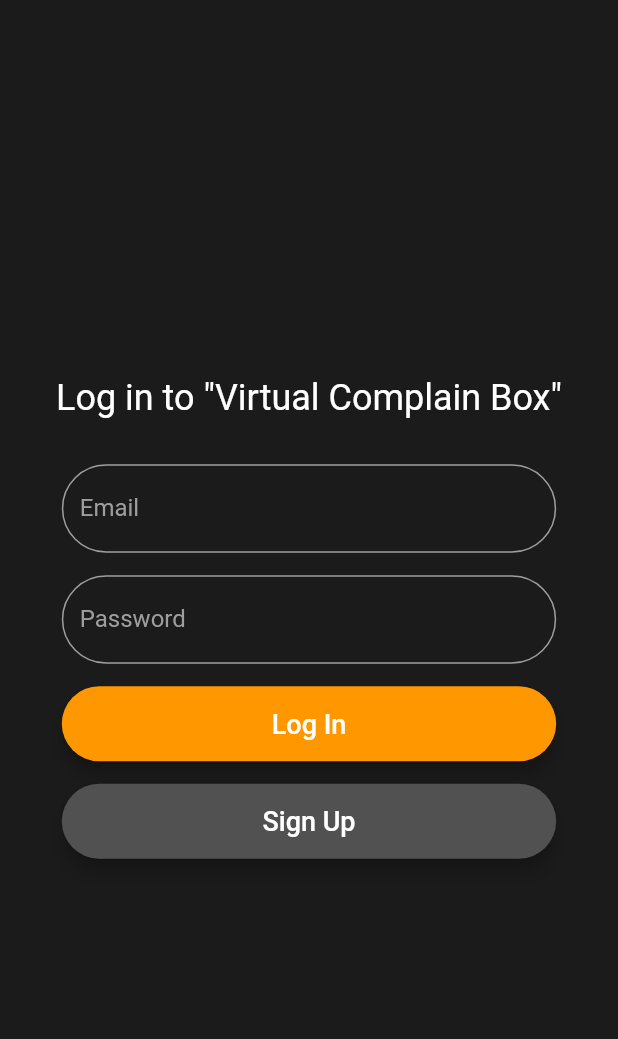
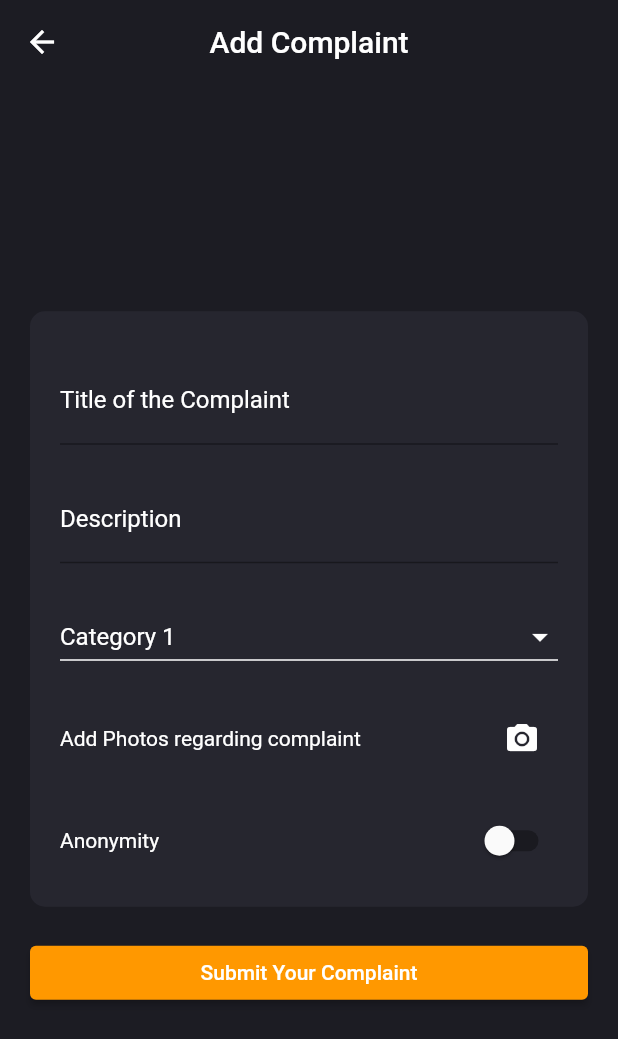
Before and after one commit to VIDYA1980/hostel-app, a Flutter app: the LoginPage screen opened by its route, after a tap on "Log In", on a phone screen of 412 x 824 dp. Shown: the top 1039 px of the screen. Run offline on Flutter 3.47's test engine with Material 2 defaults, Android fonts, the phone set to English and light mode, and no system bars; our stand-ins replace image_picker; Roboto replaces fonts that are missing (Times New Roman).

Commit message:
Add Complaint Static Page

```diff
--- a/Hostel_App/app/lib/Screens/Login/loginScreen.dart
+++ b/Hostel_App/app/lib/Screens/Login/loginScreen.dart
@@ -2,10 +2,17 @@ import 'package:app/Components/transparentTextField.dart';
 import 'package:flutter/material.dart';
 
 class LoginPage extends StatelessWidget {
+  const LoginPage({super.key});
+
   @override
   Widget build(BuildContext context) {
     return Scaffold(
-      backgroundColor: Color.fromARGB(255, 27, 27, 27),
+      appBar: AppBar(
+        backgroundColor: const Color.fromARGB(255, 28, 28, 35),
+        elevation: 0,
+        centerTitle: true,
+      ),
+      backgroundColor: const Color.fromARGB(255, 28, 28, 35),
       body: Center(
         child: Padding(
           padding: const EdgeInsets.all(15),
@@ -20,26 +27,26 @@ class LoginPage extends StatelessWidget {
                 ),
                 textAlign: TextAlign.center,
               ),
-              SizedBox(height: 30),
+              const SizedBox(height: 45),
               TransparentRoundedTextField(label: 'Email'),
-              SizedBox(height: 15),
+              const SizedBox(height: 15),
               TransparentRoundedTextField(label: 'Password', isPassword: true),
-              SizedBox(height: 15),
-              Container(
+              const SizedBox(height: 45),
+              SizedBox(
                 width: MediaQuery.of(context).size.width * 0.8,
                 height: 50,
                 child: ElevatedButton(
                   onPressed: () {
-                    // Implement login logic here
+                    Navigator.pushNamed(context, "/add-complaint");
                   },
                   style: ElevatedButton.styleFrom(
-                    primary: Colors.orange,
+                    backgroundColor: Colors.orange,
                     shape: RoundedRectangleBorder(
                       borderRadius: BorderRadius.circular(30),
                     ),
                     elevation: 5,
                   ),
-                  child: Text(
+                  child: const Text(
                     'Log In',
                     style: TextStyle(
                       color: Colors.white,
@@ -48,30 +55,30 @@ class LoginPage extends StatelessWidget {
                   ),
                 ),
               ),
-              SizedBox(height: 15),
-              Container(
-                width: MediaQuery.of(context).size.width * 0.8,
-                height: 50,
-                child: ElevatedButton(
-                  onPressed: () {
-                    Navigator.pushNamed(context, '/signup');
-                  },
-                  style: ElevatedButton.styleFrom(
-                    backgroundColor: Color.fromARGB(255, 81, 81, 81),
-                    shape: RoundedRectangleBorder(
-                      borderRadius: BorderRadius.circular(30),
-                    ),
-                    elevation: 5,
-                  ),
-                  child: Text(
-                    'Sign Up',
-                    style: TextStyle(
-                      color: Colors.white,
-                      fontSize: 18,
-                    ),
-                  ),
-                ),
-              ),
+              // const SizedBox(height: 15),
+              // SizedBox(
+              //   width: MediaQuery.of(context).size.width * 0.8,
+              //   height: 50,
+              //   child: ElevatedButton(
+              //     onPressed: () {
+              //       Navigator.pushNamed(context, '/signup');
+              //     },
+              //     style: ElevatedButton.styleFrom(
+              //       backgroundColor: const Color.fromARGB(255, 81, 81, 81),
+              //       shape: RoundedRectangleBorder(
+              //         borderRadius: BorderRadius.circular(30),
+              //       ),
+              //       elevation: 5,
+              //     ),
+              //     child: const Text(
+              //       'Sign Up',
+              //       style: TextStyle(
+              //         color: Colors.white,
+              //         fontSize: 18,
+              //       ),
+              //     ),
+              //   ),
+              // ),
             ],
           ),
         ),
--- /dev/null
+++ b/Hostel_App/app/lib/Screens/Student/AddComplaint/addComplaintScreen.dart
@@ -0,0 +1,206 @@
+import 'package:flutter/material.dart';
+import 'package:image_picker/image_picker.dart'; // Import image_picker package
+
+class ComplaintForm extends StatefulWidget {
+  const ComplaintForm({Key? key});
+
+  @override
+  State<ComplaintForm> createState() => _ComplaintFormState();
+}
+
+class _ComplaintFormState extends State<ComplaintForm> {
+  bool toggleAnonymity = false;
+  bool showCategoryDescription = false;
+  String selecteditem = "Category 1";
+
+  @override
+  Widget build(BuildContext context) {
+    return Scaffold(
+      backgroundColor: const Color.fromARGB(255, 28, 28, 35),
+      appBar: AppBar(
+        title: const Text('Add Complaint'),
+        backgroundColor: const Color.fromARGB(255, 28, 28, 35),
+        centerTitle: true,
+        elevation: 0,
+      ),
+      body: Center(
+        child: SingleChildScrollView(
+          child: Padding(
+            padding: const EdgeInsets.all(20.0),
+            child: Column(
+              mainAxisAlignment: MainAxisAlignment.center,
+              crossAxisAlignment: CrossAxisAlignment.stretch,
+              children: [
+                Container(
+                  padding: const EdgeInsets.all(20.0),
+                  decoration: BoxDecoration(
+                    color: const Color.fromARGB(51, 78, 78, 97),
+                    borderRadius: BorderRadius.circular(10.0),
+                  ),
+                  child: Column(
+                    crossAxisAlignment: CrossAxisAlignment.stretch,
+                    children: [
+                      const SizedBox(height: 10.0),
+                      const TextField(
+                        style: TextStyle(color: Colors.white),
+                        decoration: InputDecoration(
+                          labelText: 'Title of the Complaint',
+                          border: UnderlineInputBorder(
+                            borderSide:
+                                BorderSide(color: Colors.white, width: 1),
+                          ),
+                          focusedBorder: UnderlineInputBorder(
+                            borderSide: BorderSide(color: Colors.white),
+                          ),
+                          labelStyle: TextStyle(color: Colors.white),
+                        ),
+                      ),
+                      const SizedBox(height: 20.0),
+                      const TextField(
+                        style: TextStyle(color: Colors.white),
+                        decoration: InputDecoration(
+                          border: UnderlineInputBorder(
+                            borderSide: BorderSide(color: Colors.white),
+                          ),
+                          focusedBorder: UnderlineInputBorder(
+                            borderSide: BorderSide(color: Colors.white),
+                          ),
+                          labelText: 'Description',
+                          labelStyle: TextStyle(color: Colors.white),
+                        ),
+                      ),
+                      const SizedBox(height: 25.0),
+                      DropdownButton<String>(
+                        value: selecteditem,
+                        underline: Container(
+                          padding: const EdgeInsets.only(top: 8.0),
+                          decoration: const BoxDecoration(
+                            border: Border(
+                              bottom: BorderSide(
+                                color: Colors.white,
+                                width: 1.0,
+                              ),
+                            ),
+                          ),
+                        ),
+                        dropdownColor: const Color.fromARGB(255, 27, 27, 27),
+                        icon: const Icon(Icons.arrow_drop_down,
+                            color: Colors.white),
+                        iconSize: 24,
+                        isExpanded: true,
+                        items: const [
+                          DropdownMenuItem<String>(
+                            value: 'Category 1',
+                            child: Text('Category 1',
+                                style: TextStyle(color: Colors.white)),
+                          ),
+                          DropdownMenuItem<String>(
+                            value: 'Category 2',
+                            child: Text('Category 2',
+                                style: TextStyle(color: Colors.white)),
+                          ),
+                          DropdownMenuItem<String>(
+                            value: 'Other',
+                            child: Text('Other',
+                                style: TextStyle(color: Colors.white)),
+                          ),
+                        ],
+                        onChanged: (value) {
+                          setState(() {
+                            selecteditem = value!;
+                            if (value == 'Other') {
+                              showCategoryDescription = true;
+                            } else {
+                              showCategoryDescription = false;
+                            }
+                          });
+                        },
+                        hint: const Text('Select Category',
+                            style: TextStyle(color: Colors.white)),
+                      ),
+                      const SizedBox(height: 20.0),
+                      Visibility(
+                        visible: showCategoryDescription,
+                        child: Column(
+                          children: [
+                            TextFormField(
+                              style: const TextStyle(color: Colors.white),
+                              decoration: const InputDecoration(
+                                labelText: 'Category Description',
+                                labelStyle: TextStyle(color: Colors.white),
+                                border: UnderlineInputBorder(
+                                  borderSide: BorderSide(color: Colors.white),
+                                ),
+                                focusedBorder: UnderlineInputBorder(
+                                  borderSide: BorderSide(color: Colors.white),
+                                ),
+                              ),
+                            ),
+                            const SizedBox(height: 20.0),
+                          ],
+                        ),
+                      ),
+                      Row(
+                        mainAxisAlignment: MainAxisAlignment.spaceBetween,
+                        children: [
+                          const Expanded(
+                            child: Text('Add Photos regarding complaint',
+                                style: TextStyle(color: Colors.white)),
+                          ),
+                          IconButton(
+                            onPressed: () {
+                              _getImage(context);
+                            },
+                            icon: const Icon(Icons.camera_alt,
+                                color: Colors.white),
+                          ),
+                        ],
+                      ),
+                      const SizedBox(height: 20.0),
+                      Row(
+                        mainAxisAlignment: MainAxisAlignment.spaceBetween,
+                        children: [
+                          const Text('Anonymity',
+                              style: TextStyle(color: Colors.white)),
+                          Switch(
+                            value: toggleAnonymity,
+                            onChanged: (value) {
+                              setState(() {
+                                toggleAnonymity = value;
+                              });
+                            },
+                          ),
+                        ],
+                      ),
+                    ],
+                  ),
+                ),
+                const SizedBox(height: 20.0),
+                ElevatedButton(
+                  onPressed: () {
+                    // Handle complaint submission
+                  },
+                  style: ElevatedButton.styleFrom(
+                    backgroundColor: Colors.orange,
+                  ),
+                  child: const Text('Submit Your Complaint',
+                      style: TextStyle(color: Colors.white)),
+                ),
+              ],
+            ),
+          ),
+        ),
+      ),
+    );
+  }
+
+  Future<void> _getImage(BuildContext context) async {
+    final picker = ImagePicker();
+    final XFile? pickedFile = await picker.pickImage(
+      source: ImageSource.camera,
+    );
+    if (pickedFile != null) {
+      // Handle the picked image file
+    }
+  }
+}
--- a/Hostel_App/app/lib/Screens/Welcome/welcomeScreen.dart
+++ b/Hostel_App/app/lib/Screens/Welcome/welcomeScreen.dart
@@ -1,10 +1,18 @@
 import 'package:flutter/material.dart';
 
 class WelcomeScreen extends StatelessWidget {
+  const WelcomeScreen({super.key});
+
   @override
   Widget build(BuildContext context) {
     return Scaffold(
-      backgroundColor: Color.fromARGB(255, 27, 27, 27),
+      appBar: AppBar(
+        title: Text("VCB"),
+        backgroundColor: const Color.fromARGB(255, 28, 28, 35),
+        elevation: 0,
+        centerTitle: true,
+      ),
+      backgroundColor: const Color.fromARGB(255, 28, 28, 35),
       body: Center(
         child: Padding(
           padding: const EdgeInsets.all(15),
@@ -19,24 +27,24 @@ class WelcomeScreen extends StatelessWidget {
                 ),
                 textAlign: TextAlign.center,
               ),
-              SizedBox(height: 30),
-              Container(
+              const SizedBox(height: 30),
+              SizedBox(
                 width: MediaQuery.sizeOf(context).width *
                     0.8, // Increase the width
                 height: 50, // Increase the height
                 child: ElevatedButton(
                   onPressed: () {
-                    Navigator.pushNamed(context, '/signup');
+                    Navigator.pushNamed(context, '/login');
                   },
                   style: ElevatedButton.styleFrom(
-                    primary: Colors.orange,
+                    backgroundColor: Colors.orange,
                     shape: RoundedRectangleBorder(
                       borderRadius: BorderRadius.circular(
                           30), // Make the button more rounded
                     ),
                     elevation: 5,
                   ),
-                  child: Text(
+                  child: const Text(
                     'Get Started',
                     style: TextStyle(
                       color: Colors.white,
@@ -45,33 +53,33 @@ class WelcomeScreen extends StatelessWidget {
                   ),
                 ),
               ),
-              SizedBox(height: 15),
-              Container(
-                width: MediaQuery.sizeOf(context).width *
-                    0.8, // Increase the width
-                height: 50, // Increase the height
-                child: ElevatedButton(
-                  onPressed: () {
-                    Navigator.pushNamed(context, '/login');
-                  },
-                  style: ElevatedButton.styleFrom(
-                    backgroundColor: const Color.fromARGB(255, 81, 81, 81),
-                    shape: RoundedRectangleBorder(
-                      borderRadius: BorderRadius.circular(
-                          30), // Make the button more rounded
-                    ),
-                    elevation: 5,
-                  ),
-                  child: Text(
-                    'I have an account',
-                    style: TextStyle(
-                      color: Colors.white,
-                      fontSize: 18, // Increase the text size
-                    ),
-                  ),
-                ),
-              ),
-              SizedBox(
+              const SizedBox(height: 15),
+              // SizedBox(
+              //   width: MediaQuery.sizeOf(context).width *
+              //       0.8, // Increase the width
+              //   height: 50, // Increase the height
+              //   child: ElevatedButton(
+              //     onPressed: () {
+              //       Navigator.pushNamed(context, '/login');
+              //     },
+              //     style: ElevatedButton.styleFrom(
+              //       backgroundColor: const Color.fromARGB(255, 81, 81, 81),
+              //       shape: RoundedRectangleBorder(
+              //         borderRadius: BorderRadius.circular(
+              //             30), // Make the button more rounded
+              //       ),
+              //       elevation: 5,
+              //     ),
+              //     child: const Text(
+              //       'I have an account',
+              //       style: TextStyle(
+              //         color: Colors.white,
+              //         fontSize: 18, // Increase the text size
+              //       ),
+              //     ),
+              //   ),
+              // ),
+              const SizedBox(
                 height: 100,
               ),
             ],
--- a/Hostel_App/app/lib/main.dart
+++ b/Hostel_App/app/lib/main.dart
@@ -11,7 +11,7 @@ class MyApp extends StatelessWidget {
         theme: ThemeData(fontFamily: "Times New Roman" // Use your chosen font
             ),
         debugShowCheckedModeBanner: false,
-        home: WelcomeScreen(),
+        home: const WelcomeScreen(),
         onGenerateRoute: Routers.generateRoute);
   }
 }
--- a/Hostel_App/app/lib/router.dart
+++ b/Hostel_App/app/lib/router.dart
@@ -1,5 +1,6 @@
 import 'package:app/Screens/Login/loginScreen.dart';
 import 'package:app/Screens/Signup/signupScreen.dart';
+import 'package:app/Screens/Student/AddComplaint/addComplaintScreen.dart';
 import 'package:flutter/material.dart';
 
 class Routers {
@@ -9,6 +10,8 @@ class Routers {
         return routeScreen(LoginPage());
       case "/signup":
         return routeScreen(SignupPage());
+      case "/add-complaint":
+        return routeScreen(ComplaintForm());
       default:
         return null;
     }
--- a/Hostel_App/app/pubspec.yaml
+++ b/Hostel_App/app/pubspec.yaml
@@ -35,6 +35,7 @@ dependencies:
   # The following adds the Cupertino Icons font to your application.
   # Use with the CupertinoIcons class for iOS style icons.
   cupertino_icons: ^1.0.2
+  image_picker: ^1.0.4
 
 dev_dependencies:
   flutter_test:
```
Also changed, not shown: Hostel_App/app/pubspec.lock, 5 other files.
